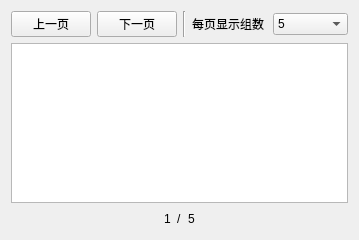
Old version of the form components/widget_assembler_similar_result_preview/widget_similar_result_preview/res/similar_result_preview.ui in the repository PPJUST/ComicDup.
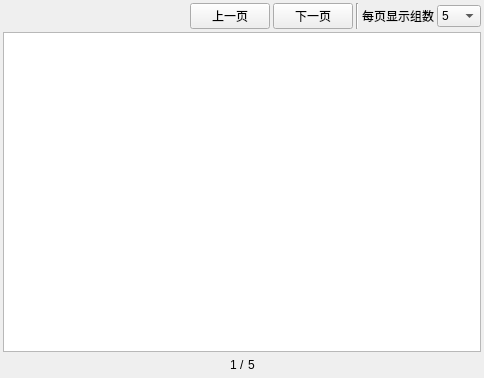
New version of the form.

Patch:
```diff
--- a/components/widget_assembler_similar_result_preview/widget_similar_result_preview/res/similar_result_preview.ui
+++ b/components/widget_assembler_similar_result_preview/widget_similar_result_preview/res/similar_result_preview.ui
@@ -6,16 +6,47 @@
    <rect>
     <x>0</x>
     <y>0</y>
-    <width>359</width>
-    <height>240</height>
+    <width>484</width>
+    <height>378</height>
    </rect>
   </property>
   <property name="windowTitle">
    <string>Form</string>
   </property>
-  <layout class="QVBoxLayout" name="verticalLayout">
+  <layout class="QVBoxLayout" name="verticalLayout" stretch="0,1,0">
+   <property name="spacing">
+    <number>3</number>
+   </property>
+   <property name="leftMargin">
+    <number>3</number>
+   </property>
+   <property name="topMargin">
+    <number>3</number>
+   </property>
+   <property name="rightMargin">
+    <number>3</number>
+   </property>
+   <property name="bottomMargin">
+    <number>3</number>
+   </property>
    <item>
     <layout class="QHBoxLayout" name="horizontalLayout">
+     <property name="spacing">
+      <number>3</number>
+     </property>
+     <item>
+      <spacer name="horizontalSpacer_3">
+       <property name="orientation">
+        <enum>Qt::Orientation::Horizontal</enum>
+       </property>
+       <property name="sizeHint" stdset="0">
+        <size>
+         <width>40</width>
+         <height>20</height>
+        </size>
+       </property>
+      </spacer>
+     </item>
      <item>
       <widget class="QPushButton" name="pushButton_previous_page">
        <property name="text">
```
